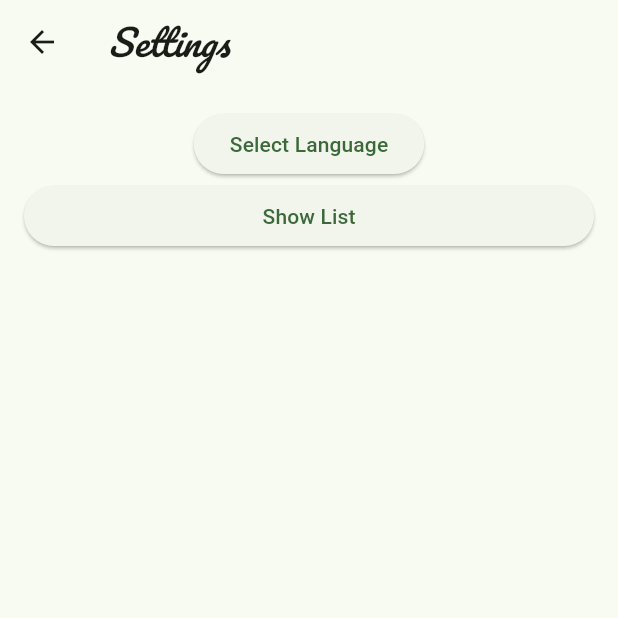
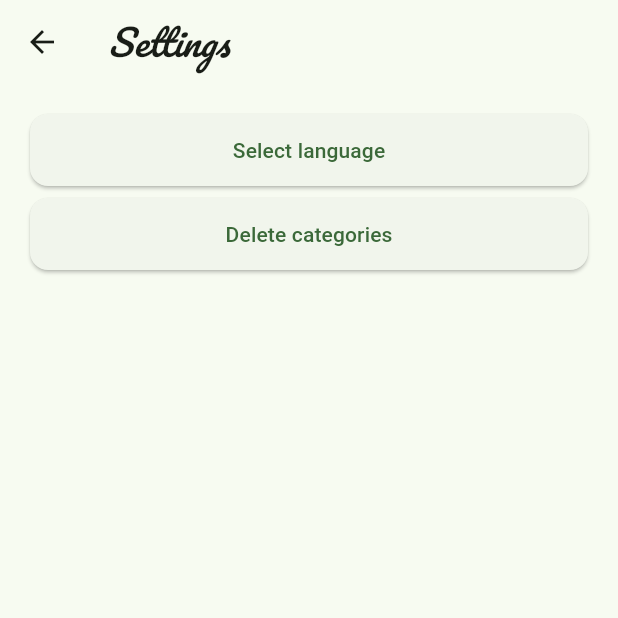
Before and after one commit to lizakolot12/MyFinances, a Flutter app: the screen it shows after launch, after a tap on the "settings" icon, on a phone screen of 412 x 824 dp, the top half of it. Run offline on Flutter 3.47's test engine with Material 3 defaults, Android fonts, the phone set to English and light mode, and no system bars; our stand-ins replace bloc, drift, flutter_bloc, flutter_typeahead, go_router, google_fonts and 5 more; missing offline and left inert: dart:ffi, drift_dev; accounts and stored records are empty; generated files the repository leaves out were written again.

Commit message:
settings

```diff
--- a/lib/bloc/item/item_bloc.dart
+++ b/lib/bloc/item/item_bloc.dart
@@ -66,6 +66,9 @@ class TransactionItemBloc extends Bloc<ItemEvent, ItemState> {
       return null;
     }
     final image = File(path);
+    if(!await image.exists()){
+      return null;
+    }
     final directory = await getApplicationDocumentsDirectory();
     final folderPath = join(directory.path, _folderForImage);
 
--- a/lib/bloc/settings/settings_bloc.dart
+++ b/lib/bloc/settings/settings_bloc.dart
@@ -1,4 +1,3 @@
-import 'dart:ffi';
 import 'dart:ui';
 
 import 'package:bloc/bloc.dart';
--- a/lib/l10n/app_en.arb
+++ b/lib/l10n/app_en.arb
@@ -24,5 +24,7 @@
   "month_total":"Total for the last month:",
   "tags_labels": "Choose categories",
   "tags": "Categories",
-  "settings_title": "Settings"
+  "settings_title": "Settings",
+  "select_language": "Select language",
+  "delete_tags": "Delete categories"
 }
--- a/lib/l10n/app_uk.arb
+++ b/lib/l10n/app_uk.arb
@@ -12,5 +12,7 @@
   "month_total":"Всього за останній місяць:",
   "tags_labels": "Вибери категорії",
   "tags": "Категорії",
-  "settings_title": "Настройки"
+  "settings_title": "Налаштування",
+  "select_language": "Вибрати мову",
+  "delete_tags": "Видалити категорії"
 }
--- a/lib/ui/chart/chart_screen.dart
+++ b/lib/ui/chart/chart_screen.dart
@@ -12,7 +12,7 @@ import '../../bloc/chart/chart_bloc.dart';
 import 'package:flutter_gen/gen_l10n/app_localizations.dart';
 
 class ChartScreen extends StatelessWidget {
-  const ChartScreen({Key? key});
+  const ChartScreen({super.key});
 
   @override
   Widget build(BuildContext context) {
@@ -21,7 +21,6 @@ class ChartScreen extends StatelessWidget {
         context.read<ChartBloc>().add(GetAll());
         return progress();
       } else if (state is LoadedChart) {
-        print("new loaded chart " + state.data.length.toString());
         return Data(list: state.data, tags: state.tags);
       } else {
         return progress();
@@ -43,8 +42,6 @@ class Data extends StatelessWidget {
   const Data({super.key, required this.list, required this.tags});
 
   void _onSelectionChanged(BuildContext context, Object? args) {
-    print("!!!!!!!!!!!!");
-    print(args);
     if (args is PickerDateRange) {
       final DateTime? rangeStartDate = args.startDate;
       final DateTime? rangeEndDate = args.endDate;
@@ -56,7 +53,6 @@ class Data extends StatelessWidget {
 
   @override
   Widget build(BuildContext context) {
-    print("create chart " + list.length.toString());
     return Column(
       children: [
         SfDateRangePicker(
--- a/lib/ui/settings/SettingsScreen.dart
+++ b/lib/ui/settings/SettingsScreen.dart
@@ -2,6 +2,7 @@ import 'package:flutter/cupertino.dart';
 import 'package:flutter/material.dart';
 import 'package:flutter_bloc/flutter_bloc.dart';
 import 'package:provider/provider.dart';
+import 'package:intl/intl.dart';
 
 import '../../bloc/settings/settings_bloc.dart';
 import '../../data/data.dart';
@@ -10,6 +11,8 @@ import 'package:flutter_gen/gen_l10n/app_localizations.dart';
 import 'package:provider/provider.dart' as provider;
 
 class SettingsScreen extends StatelessWidget {
+  const SettingsScreen({super.key});
+
   @override
   Widget build(BuildContext context) {
     return Consumer<Settings>(builder: (context, settings, child) {
@@ -25,6 +28,8 @@ class SettingsScreen extends StatelessWidget {
 }
 
 class AllSettingsScreen extends StatelessWidget {
+  const AllSettingsScreen({super.key});
+
   @override
   Widget build(BuildContext context) {
     return Consumer<Settings>(
@@ -42,6 +47,7 @@ class AllSettingsScreen extends StatelessWidget {
                   padding: const EdgeInsets.all(16.0),
                   child: BlocBuilder<SettingsBloc, SettingsState>(
                     builder: (context, state) {
+                      print("NEW STATE " + state.toString());
                       if (state is SettingsInitial) {
                         context.read<SettingsBloc>().add(GetAll());
                         return progress();
@@ -73,8 +79,10 @@ class AllComponents extends StatelessWidget {
 
   @override
   Widget build(BuildContext context) {
+    print("new list " + tags.toString());
     return Center(
       child: Column(
+        crossAxisAlignment: CrossAxisAlignment.start,
         children: [
           const LanguageSelectionButton(),
           ExpandableList(tags),
@@ -85,19 +93,22 @@ class AllComponents extends StatelessWidget {
 }
 
 class LanguageSelectionButton extends StatelessWidget {
-  const LanguageSelectionButton({Key? key}) : super(key: key);
+  const LanguageSelectionButton({super.key});
 
   @override
   Widget build(BuildContext context) {
-    final settingsBloc = context.read<SettingsBloc>(); // Зчитуємо SettingsBloc з контексту
+    final settingsBloc = context.read<SettingsBloc>();
 
-    return ElevatedButton(
+    return Card(
+      child: SizedBox(
+        width: double.infinity,
+        child: TextButton(
           onPressed: () {
             showDialog(
               context: context,
               builder: (BuildContext context) {
                 return AlertDialog(
-              title: const Text('Select Language'),
+                  title: Text(AppLocalizations.of(context)!.select_language),
                   content: SingleChildScrollView(
                     child: ListBody(
                       children: [
@@ -128,61 +139,56 @@ class LanguageSelectionButton extends StatelessWidget {
               },
             );
           },
-      child: const Text('Select Language'),
+          child: Text(AppLocalizations.of(context)!.select_language),
+        ),
+      ),
     );
   }
 }
 
+class ExpandableList extends StatelessWidget {
+  final _tags;
 
-class ExpandableList extends StatefulWidget {
-  final List<String> tags;
-
-  ExpandableList(this.tags);
-
-  @override
-  _ExpandableListState createState() => _ExpandableListState(tags);
-}
-
-class _ExpandableListState extends State<ExpandableList> {
-  bool _isExpanded = false;
-  List<String> _tags;
-
-  _ExpandableListState(this._tags);
+  const ExpandableList(this._tags, {super.key});
 
   @override
   Widget build(BuildContext context) {
-    return Column(
-      crossAxisAlignment: CrossAxisAlignment.stretch,
-      children: [
-        ElevatedButton(
+    final settingsBloc = context.read<SettingsBloc>();
+    return Card(
+      child: SizedBox(
+        width: double.infinity,
+        child: TextButton(
           onPressed: () {
-            setState(() {
-              _isExpanded = !_isExpanded;
-            });
+            showDialog(
+              context: context,
+              builder: (BuildContext context) {
+                return AlertDialog(
+                  title: Text(AppLocalizations.of(context)!.delete_tags),
+                  content: SingleChildScrollView(
+                    child: ListBody(
+                      children: List.generate(_tags.length,(index){
+                        return GestureDetector(
+                          onTap: () {
+                            settingsBloc.add(DeleteTag(_tags[index]));
+                            Navigator.of(context).pop();
                           },
-          child: Text(_isExpanded ? 'Hide List' : 'Show List'),
+                          child: Padding(
+                            padding: const EdgeInsets.all(16),
+                            child: Text(_tags[index]),
                           ),
-        if (_isExpanded)
-          Center(
-              child: ListView.builder(
-            itemCount: _tags.length,
-            itemBuilder: (context, index) => ListTile(
-              title: Text(
-                _tags[index],
-                style: Theme.of(context).textTheme.titleMedium,
-              ),
-              trailing: IconButton(
-                disabledColor: Colors.black12,
-                icon: const Icon(
-                  Icons.delete,
-                ),
-                onPressed: () => context.read<SettingsBloc>().add(
-                      DeleteTag(_tags[index]),
+                        );
+                      }),
                     ),
                   ),
+                );
+
+              },
+            );
+          },
+          child: Text(AppLocalizations.of(context)!.delete_tags),
         ),
-          )),
-      ],
+      ),
     );
+    ;
   }
 }
```
Also changed, not shown: lib/generated/intl/messages_all.dart (added), lib/generated/intl/messages_en.dart (added), lib/generated/l10n.dart (added), pubspec.lock. Lines whose indentation alone changed are shown as unchanged.
